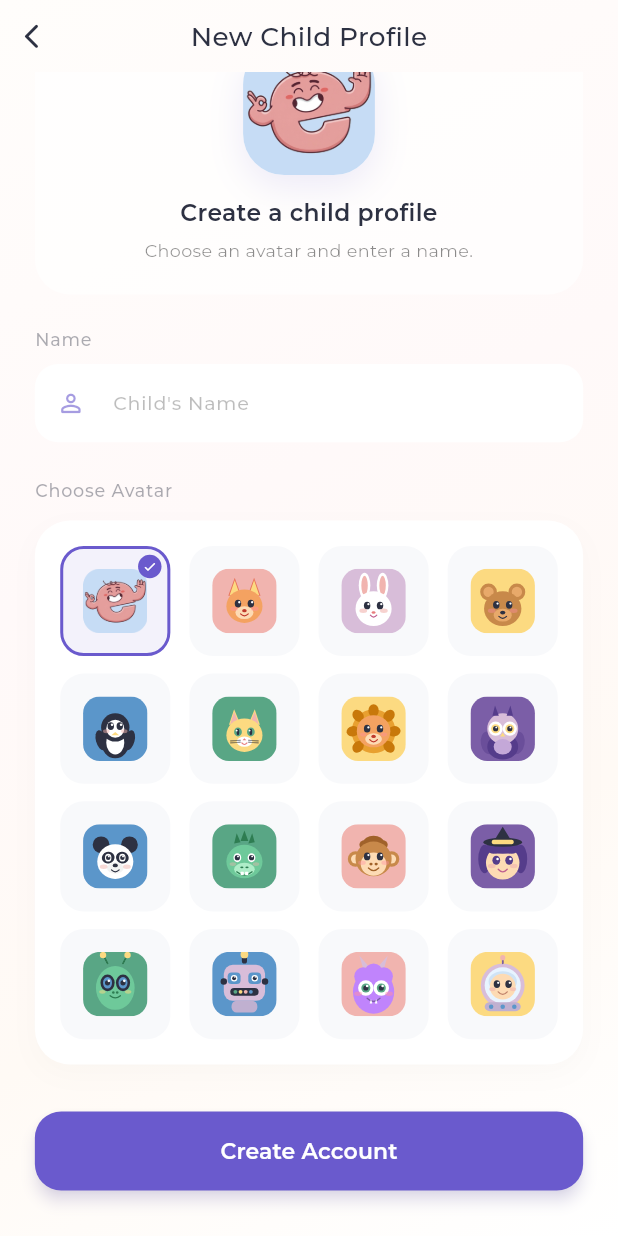
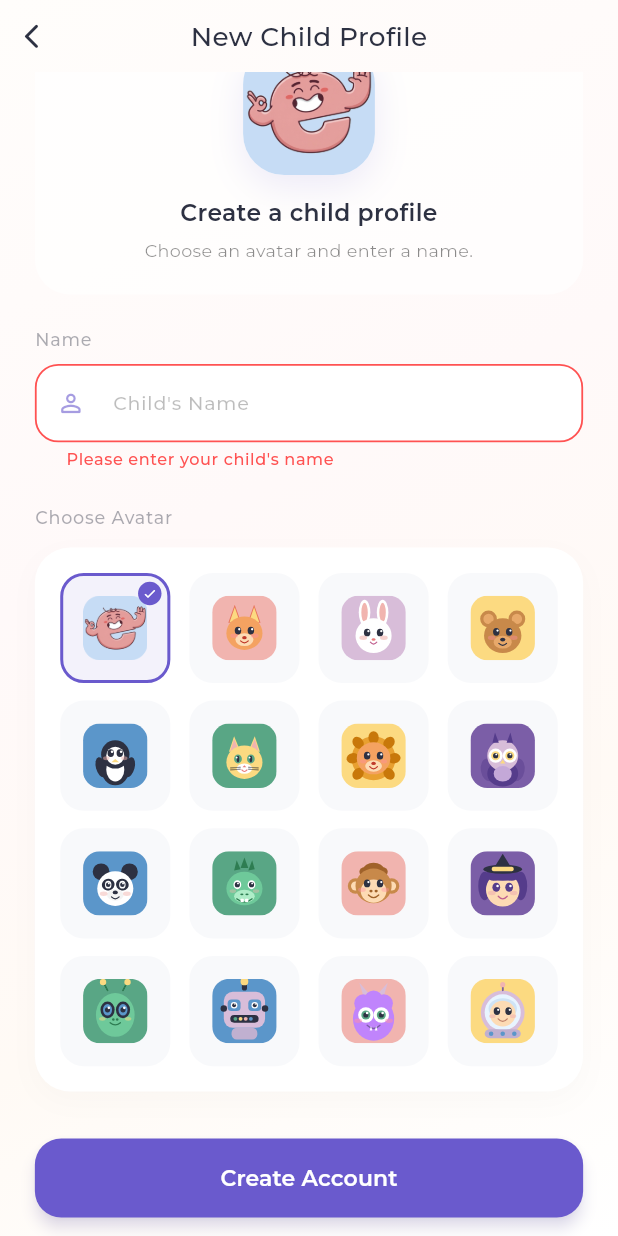
Before and after one commit to Zuhd4/2026-GP1-6, a Flutter app: the AddChildPage screen opened directly, scrolled down 52 dp, after a tap on "Create Account", on a phone screen of 412 x 824 dp. Run offline on Flutter 3.47's test engine with Material 3 defaults, Android fonts, the phone set to English and light mode, and no system bars; our stand-ins replace cloud_firestore, firebase_auth, firebase_core, flutter_screenutil, flutter_svg, google_fonts; accounts and stored records are empty.

Commit message:
Update add_child_page.dart

```diff
--- a/lexia/lib/add_child_page.dart
+++ b/lexia/lib/add_child_page.dart
@@ -16,6 +16,7 @@ class _AddChildPageState extends State<AddChildPage> {
   final TextEditingController _nameController = TextEditingController();
 
   String _selectedAvatar = 'assets/lexiaAv.png';
+  String? _nameError;
   bool _isSaving = false;
 
   static const Color textDark = Color(0xFF2D3142);
@@ -65,9 +66,19 @@ class _AddChildPageState extends State<AddChildPage> {
   Future<void> _createChild() async {
     final name = _nameController.text.trim();
 
-    if (name.isEmpty || _isSaving) return;
+    if (_isSaving) return;
 
-    setState(() => _isSaving = true);
+    if (name.isEmpty) {
+      setState(() {
+        _nameError = "Please enter your child's name";
+      });
+      return;
+    }
+
+    setState(() {
+      _nameError = null;
+      _isSaving = true;
+    });
 
     try {
       final user = FirebaseAuth.instance.currentUser;
@@ -237,6 +248,11 @@ class _AddChildPageState extends State<AddChildPage> {
 
                       TextField(
                         controller: _nameController,
+                        onChanged: (value) {
+                          if (_nameError != null && value.trim().isNotEmpty) {
+                            setState(() => _nameError = null);
+                          }
+                        },
                         style: GoogleFonts.montserrat(
                           fontSize: 14.sp,
                           fontWeight: FontWeight.w500,
@@ -271,6 +287,26 @@ class _AddChildPageState extends State<AddChildPage> {
                             borderRadius: BorderRadius.circular(16.r),
                             borderSide: BorderSide(
                               color: primaryPurple.withOpacity(0.4),
+                              width: 1.5,
+                            ),
+                          ),
+                          errorText: _nameError,
+                          errorStyle: GoogleFonts.montserrat(
+                            fontSize: 11.sp,
+                            color: Colors.redAccent,
+                            fontWeight: FontWeight.w500,
+                          ),
+                          errorBorder: OutlineInputBorder(
+                            borderRadius: BorderRadius.circular(16.r),
+                            borderSide: const BorderSide(
+                              color: Colors.redAccent,
+                              width: 1.2,
+                            ),
+                          ),
+                          focusedErrorBorder: OutlineInputBorder(
+                            borderRadius: BorderRadius.circular(16.r),
+                            borderSide: const BorderSide(
+                              color: Colors.redAccent,
                               width: 1.5,
                             ),
                           ),
```
